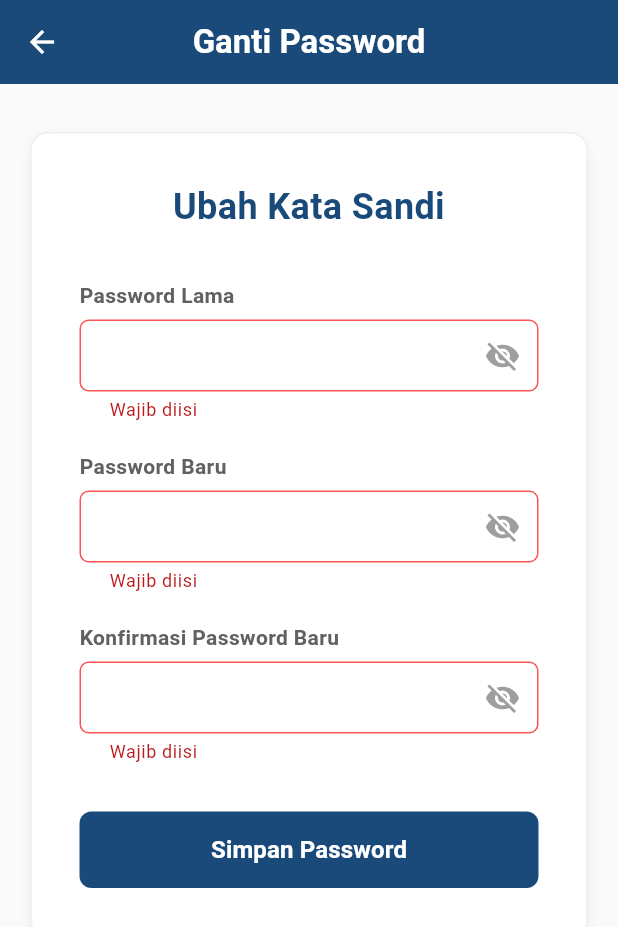
After one commit to pbp-d12/turnamenku-mobile, a Flutter app: the ChangePasswordPage screen opened directly, after a tap on "Simpan Password", on a phone screen of 412 x 824 dp. The commit adds this screen. Shown: the top 927 px of the screen. Run offline on Flutter 3.47's test engine with Material 3 defaults, Android fonts, the phone set to English and light mode, and no system bars; missing offline and left inert: pbp_django_auth; network calls fail; Roboto replaces fonts that are missing (Poppins).

Commit message:
add change password feature and some minor UI fix

```diff
--- a/lib/core/environments/endpoints.dart
+++ b/lib/core/environments/endpoints.dart
@@ -9,6 +9,7 @@ class Endpoints {
   static const String userProfile = '$baseUrl/api/profile/';
   static const String updateProfile = '$baseUrl/api/profile/update/';
   static const String searchProfiles = '$baseUrl/api/search/';
+  static const String changePassword = '$baseUrl/api/change-password/';
 
   //tournaments endpoints
   static const String tournaments = '$baseUrl/tournaments/json/';
--- /dev/null
+++ b/lib/features/main/screens/change_password_page.dart
@@ -0,0 +1,265 @@
+import 'dart:convert';
+import 'package:flutter/material.dart';
+import 'package:pbp_django_auth/pbp_django_auth.dart';
+import 'package:provider/provider.dart';
+import 'package:turnamenku_mobile/core/environments/endpoints.dart';
+import 'package:turnamenku_mobile/core/theme/app_theme.dart';
+import 'package:turnamenku_mobile/core/widgets/custom_snackbar.dart';
+
+class ChangePasswordPage extends StatefulWidget {
+  const ChangePasswordPage({super.key});
+
+  @override
+  State<ChangePasswordPage> createState() => _ChangePasswordPageState();
+}
+
+class _ChangePasswordPageState extends State<ChangePasswordPage> {
+  final _formKey = GlobalKey<FormState>();
+
+  String _oldPassword = "";
+  String _newPassword = "";
+  String _confirmPassword = "";
+
+  bool _obscureOld = true;
+  bool _obscureNew = true;
+  bool _obscureConfirm = true;
+
+  bool _isLoading = false;
+
+  Widget _buildPasswordField({
+    required String label,
+    required Function(String) onChanged,
+    required String? Function(String?)? validator,
+    required bool obscureText,
+    required VoidCallback onToggle,
+  }) {
+    return Column(
+      crossAxisAlignment: CrossAxisAlignment.start,
+      children: [
+        Text(
+          label,
+          style: TextStyle(
+            fontWeight: FontWeight.w600,
+            color: Colors.grey[700],
+            fontSize: 14,
+          ),
+        ),
+        const SizedBox(height: 6),
+        TextFormField(
+          obscureText: obscureText,
+          onChanged: onChanged,
+          validator: validator,
+          style: const TextStyle(color: Colors.black87, fontSize: 16),
+          decoration: InputDecoration(
+            filled: true,
+            fillColor: Colors.white,
+            contentPadding: const EdgeInsets.symmetric(
+              horizontal: 16,
+              vertical: 12,
+            ),
+            border: OutlineInputBorder(
+              borderRadius: BorderRadius.circular(6),
+              borderSide: BorderSide(color: Colors.grey.shade300),
+            ),
+            enabledBorder: OutlineInputBorder(
+              borderRadius: BorderRadius.circular(6),
+              borderSide: BorderSide(color: Colors.grey.shade300),
+            ),
+            focusedBorder: OutlineInputBorder(
+              borderRadius: BorderRadius.circular(6),
+              borderSide: const BorderSide(color: AppColors.blue300, width: 2),
+            ),
+            errorBorder: OutlineInputBorder(
+              borderRadius: BorderRadius.circular(6),
+              borderSide: const BorderSide(color: Colors.redAccent),
+            ),
+            suffixIcon: IconButton(
+              icon: Icon(
+                obscureText ? Icons.visibility_off : Icons.visibility,
+                color: Colors.grey,
+              ),
+              onPressed: onToggle,
+            ),
+          ),
+        ),
+      ],
+    );
+  }
+
+  @override
+  Widget build(BuildContext context) {
+    final request = context.watch<CookieRequest>();
+
+    return Scaffold(
+      backgroundColor: Colors.grey[50],
+      appBar: AppBar(
+        title: const Text(
+          "Ganti Password",
+          style: TextStyle(fontWeight: FontWeight.bold),
+        ),
+        backgroundColor: AppColors.blue400,
+        foregroundColor: Colors.white,
+        elevation: 0,
+        centerTitle: true,
+      ),
+      body: SingleChildScrollView(
+        padding: const EdgeInsets.symmetric(vertical: 32, horizontal: 20),
+        child: Center(
+          child: Container(
+            constraints: const BoxConstraints(maxWidth: 512),
+            decoration: BoxDecoration(
+              color: Colors.white,
+              borderRadius: BorderRadius.circular(12),
+              border: Border.all(color: Colors.grey.shade200),
+              boxShadow: [
+                BoxShadow(
+                  color: Colors.black.withOpacity(0.05),
+                  blurRadius: 6,
+                  offset: const Offset(0, 4),
+                ),
+              ],
+            ),
+            padding: const EdgeInsets.all(32),
+            child: Form(
+              key: _formKey,
+              child: Column(
+                crossAxisAlignment: CrossAxisAlignment.center,
+                children: [
+                  const Text(
+                    "Ubah Kata Sandi",
+                    textAlign: TextAlign.center,
+                    style: TextStyle(
+                      fontSize: 24,
+                      fontWeight: FontWeight.bold,
+                      color: AppColors.blue400,
+                    ),
+                  ),
+                  const SizedBox(height: 32),
+
+                  _buildPasswordField(
+                    label: "Password Lama",
+                    obscureText: _obscureOld,
+                    onToggle: () => setState(() => _obscureOld = !_obscureOld),
+                    onChanged: (val) => _oldPassword = val,
+                    validator: (val) => val!.isEmpty ? "Wajib diisi" : null,
+                  ),
+                  const SizedBox(height: 20),
+
+                  _buildPasswordField(
+                    label: "Password Baru",
+                    obscureText: _obscureNew,
+                    onToggle: () => setState(() => _obscureNew = !_obscureNew),
+                    onChanged: (val) => _newPassword = val,
+                    validator: (val) {
+                      if (val!.isEmpty) return "Wajib diisi";
+                      if (val.length < 8) return "Minimal 8 karakter";
+                      return null;
+                    },
+                  ),
+                  const SizedBox(height: 20),
+
+                  _buildPasswordField(
+                    label: "Konfirmasi Password Baru",
+                    obscureText: _obscureConfirm,
+                    onToggle: () =>
+                        setState(() => _obscureConfirm = !_obscureConfirm),
+                    onChanged: (val) => _confirmPassword = val,
+                    validator: (val) {
+                      if (val!.isEmpty) return "Wajib diisi";
+                      if (val != _newPassword) return "Password tidak cocok";
+                      return null;
+                    },
+                  ),
+                  const SizedBox(height: 32),
+
+                  SizedBox(
+                    width: double.infinity,
+                    child: ElevatedButton(
+                      style: ElevatedButton.styleFrom(
+                        backgroundColor: AppColors.blue400,
+                        foregroundColor: Colors.white,
+                        padding: const EdgeInsets.symmetric(vertical: 14),
+                        shape: RoundedRectangleBorder(
+                          borderRadius: BorderRadius.circular(8),
+                        ),
+                        elevation: 0,
+                      ),
+                      onPressed: _isLoading
+                          ? null
+                          : () async {
+                              if (_formKey.currentState!.validate()) {
+                                setState(() {
+                                  _isLoading = true;
+                                });
+
+                                try {
+                                  final response = await request.postJson(
+                                    Endpoints.changePassword,
+                                    jsonEncode({
+                                      'old_password': _oldPassword,
+                                      'new_password': _newPassword,
+                                      'confirm_password': _confirmPassword,
+                                    }),
+                                  );
+
+                                  if (context.mounted) {
+                                    if (response['status'] == 'success') {
+                                      CustomSnackbar.show(
+                                        context,
+                                        "Password berhasil diubah!",
+                                        SnackbarStatus.success,
+                                      );
+                                      Navigator.pop(context);
+                                    } else {
+                                      CustomSnackbar.show(
+                                        context,
+                                        response['message'] ??
+                                            "Gagal mengubah password.",
+                                        SnackbarStatus.error,
+                                      );
+                                    }
+                                  }
+                                } catch (e) {
+                                  if (context.mounted) {
+                                    CustomSnackbar.show(
+                                      context,
+                                      "Terjadi kesalahan koneksi.",
+                                      SnackbarStatus.error,
+                                    );
+                                  }
+                                } finally {
+                                  if (mounted) {
+                                    setState(() {
+                                      _isLoading = false;
+                                    });
+                                  }
+                                }
+                              }
+                            },
+                      child: _isLoading
+                          ? const SizedBox(
+                              height: 20,
+                              width: 20,
+                              child: CircularProgressIndicator(
+                                color: Colors.white,
+                                strokeWidth: 2,
+                              ),
+                            )
+                          : const Text(
+                              "Simpan Password",
+                              style: TextStyle(
+                                fontSize: 16,
+                                fontWeight: FontWeight.bold,
+                              ),
+                            ),
+                    ),
+                  ),
+                ],
+              ),
+            ),
+          ),
+        ),
+      ),
+    );
+  }
+}
--- a/lib/features/main/screens/edit_profile_page.dart
+++ b/lib/features/main/screens/edit_profile_page.dart
@@ -181,7 +181,7 @@ class _EditProfilePageState extends State<EditProfilePage> {
             fillColor: isTargetAdmin ? Colors.grey[100] : Colors.white,
             helperText: isTargetAdmin
                 ? "Role Admin tidak dapat diubah."
-                : "Pilih peran Anda dalam aplikasi.",
+                : "Pilih role Anda.",
             helperStyle: TextStyle(color: Colors.grey[500], fontSize: 12),
             contentPadding: const EdgeInsets.symmetric(
               horizontal: 16,
--- a/lib/features/main/screens/home_page.dart
+++ b/lib/features/main/screens/home_page.dart
@@ -57,7 +57,7 @@ class _HomePageState extends State<HomePage> {
           );
         }
       } catch (e) {
-        debugPrint("Gagal fetch profile (Mungkin Guest): $e");
+        // heh, ignore profile fetch errors
       }
 
       if (mounted) {
@@ -69,7 +69,7 @@ class _HomePageState extends State<HomePage> {
     } catch (e) {
       if (mounted) {
         setState(() => _isLoading = false);
-        debugPrint("Error fetching home data: $e");
+        // ignore errors
       }
     }
   }
--- a/lib/features/main/screens/profile_page.dart
+++ b/lib/features/main/screens/profile_page.dart
@@ -4,6 +4,7 @@ import 'package:provider/provider.dart';
 import 'package:turnamenku_mobile/core/environments/endpoints.dart';
 import 'package:turnamenku_mobile/core/theme/app_theme.dart';
 import 'package:turnamenku_mobile/core/widgets/left_drawer.dart';
+import 'package:turnamenku_mobile/features/main/screens/change_password_page.dart';
 import 'package:turnamenku_mobile/features/main/screens/edit_profile_page.dart';
 
 class ProfilePage extends StatefulWidget {
@@ -165,7 +166,7 @@ class _ProfilePageState extends State<ProfilePage> {
                     border: Border.all(color: Colors.grey.shade200),
                     boxShadow: [
                       BoxShadow(
-                        color: Colors.black.withOpacity(0.1),
+                        color: Colors.black.withOpacity(0.05),
                         blurRadius: 10,
                         offset: const Offset(0, 4),
                       ),
@@ -266,10 +267,48 @@ class _ProfilePageState extends State<ProfilePage> {
                                 ),
                               ),
                             ),
+
+                          if (profileData!['is_self'] == true) ...[
+                            const SizedBox(height: 12),
+                            Container(
+                              width: double.infinity,
+                              constraints: const BoxConstraints(maxWidth: 320),
+                              child: OutlinedButton(
+                                onPressed: () {
+                                  Navigator.push(
+                                    context,
+                                    MaterialPageRoute(
+                                      builder: (context) =>
+                                          const ChangePasswordPage(),
+                                    ),
+                                  );
+                                },
+                                style: OutlinedButton.styleFrom(
+                                  foregroundColor: AppColors.blue400,
+                                  side: const BorderSide(
+                                    color: AppColors.blue400,
+                                  ),
+                                  padding: const EdgeInsets.symmetric(
+                                    vertical: 12,
+                                    horizontal: 16,
+                                  ),
+                                  shape: RoundedRectangleBorder(
+                                    borderRadius: BorderRadius.circular(8),
+                                  ),
+                                ),
+                                child: const Text(
+                                  "Ganti Password",
+                                  style: TextStyle(fontWeight: FontWeight.bold),
+                                ),
+                              ),
+                            ),
+                          ],
                         ],
                       ),
 
-                      const SizedBox(height: 32),
+                      if (profileData!['can_edit'] == true)
+                        const SizedBox(height: 32),
+
                       const Divider(thickness: 1, color: Colors.grey),
                       const SizedBox(height: 32),
 
```
